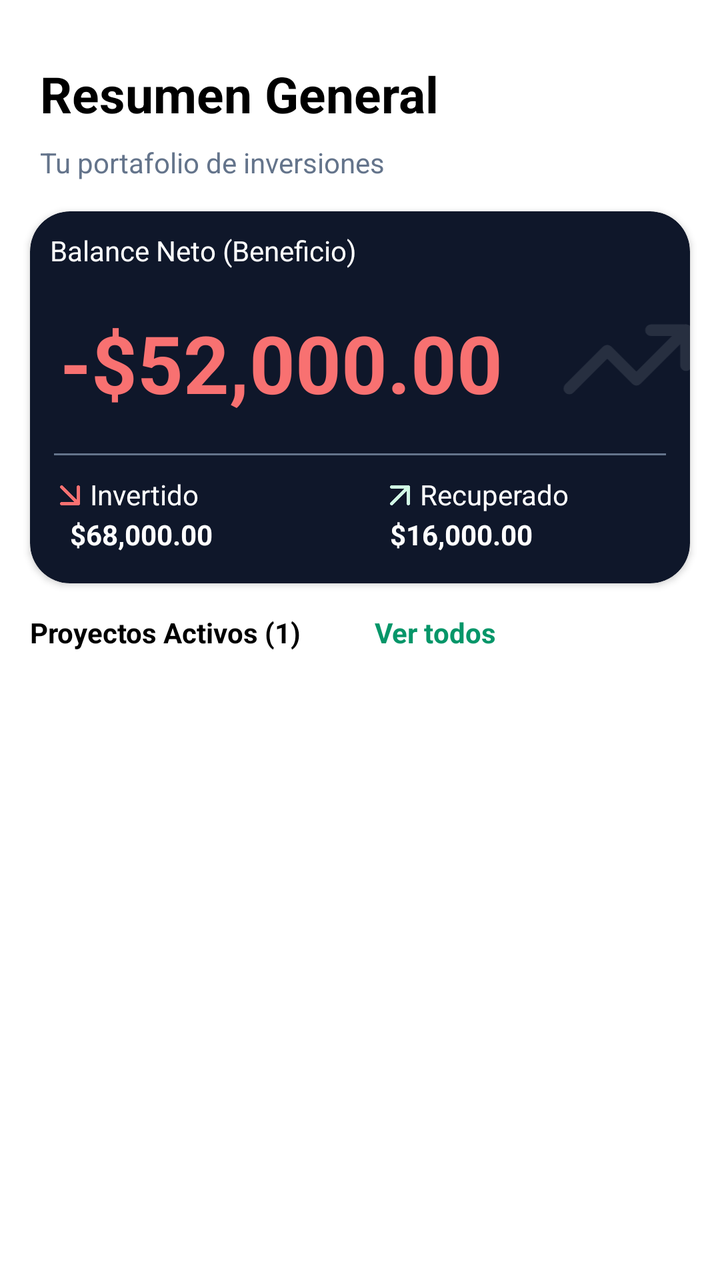
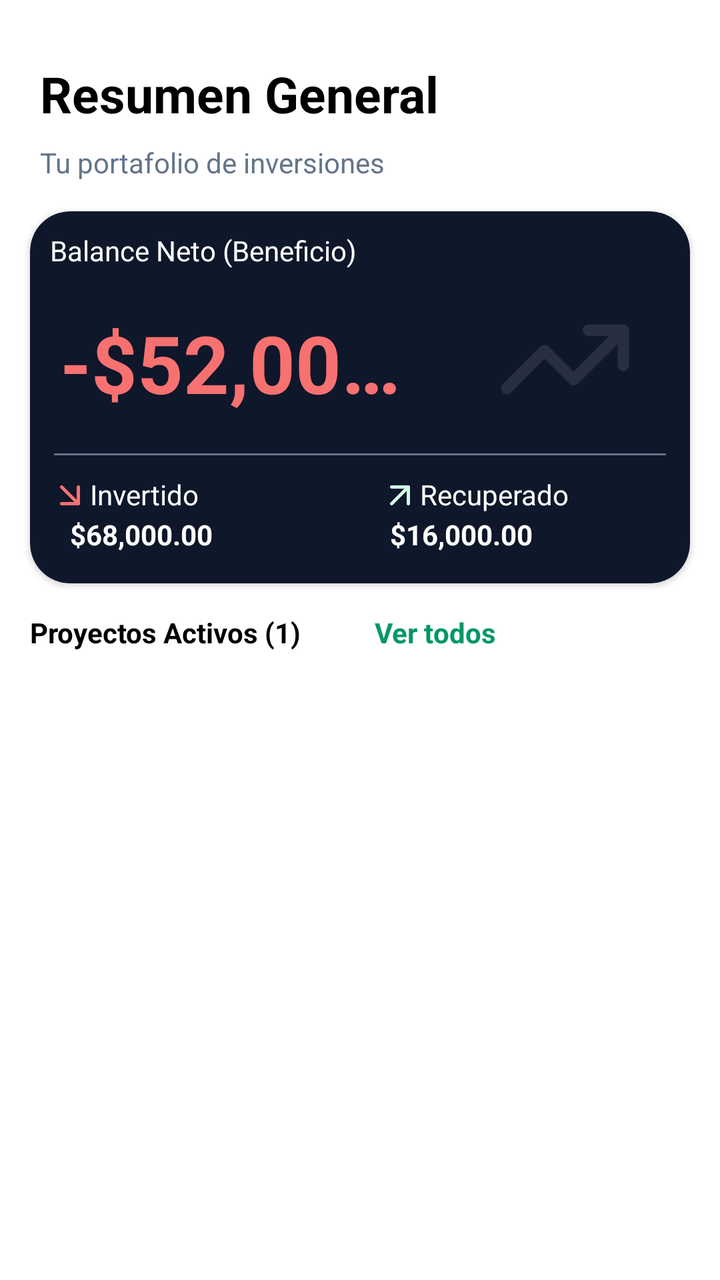

An Android layout rendered at two revisions. The XML below is the earlier revision; the diff shows what the commit changed to produce the second picture.
<!-- AndroidManifest.xml: application theme Theme.RendiCash11 -->
<!-- res/layout/fragment_dashboard.xml -->
<?xml version="1.0" encoding="utf-8"?>
<LinearLayout xmlns:android="http://schemas.android.com/apk/res/android"
    xmlns:tools="http://schemas.android.com/tools"
    android:layout_width="match_parent"
    android:layout_height="match_parent"
    xmlns:app="http://schemas.android.com/apk/res-auto"
    tools:context=".Dashboard"
    android:orientation="vertical"
    android:background="@color/white">
    <TextView
        android:layout_width="match_parent"
        android:layout_height="wrap_content"
        android:textAlignment="textEnd"
        android:text="Resumen General    "
        android:textStyle="bold"
        android:textSize="25sp"
        android:textColor="@color/black"
        android:layout_marginLeft="20dp"
        android:layout_marginTop="30dp"
        />
    <TextView
        android:layout_width="match_parent"
        android:layout_height="wrap_content"
        android:textAlignment="textEnd"
        android:text="Tu portafolio de inversiones        "
        android:textColor="@color/gray"
        android:layout_marginLeft="20dp"
        android:layout_marginTop="8dp"
        />
    

    <androidx.cardview.widget.CardView
        android:layout_width="match_parent"
        android:layout_height="wrap_content"
        android:backgroundTint="@color/fondos"
        app:cardCornerRadius="20dp"
        android:elevation="20dp"
        android:layout_margin="15dp"
        >
        <LinearLayout
            android:layout_width="match_parent"
            android:layout_height="match_parent"
            android:orientation="vertical">
            <LinearLayout
                android:layout_width="match_parent"
                android:layout_height="wrap_content"
                android:orientation="vertical">
                <TextView
                    android:layout_width="wrap_content"
                    android:layout_height="wrap_content"
                    android:text="Balance Neto (Beneficio)"
                    android:textColor="@color/white"
                    android:layout_margin="10dp"
                    />
                <LinearLayout
                    android:layout_width="match_parent"
                    android:layout_height="match_parent">
                    <TextView
                        android:layout_width="wrap_content"
                        android:layout_height="wrap_content"
                        android:text="-$52,000.00"
                        android:textColor="@color/red"
                        android:textSize="40sp"
                        android:layout_marginLeft="15sp"
                        android:textStyle="bold"
                        android:layout_marginTop="10dp"
                        android:id="@+id/dash_txtbalance"
                        />
                    <ImageView
                        android:layout_width="125dp"
                        android:layout_height="70dp"
                        android:src="@drawable/trending_up"
                        />
                </LinearLayout>
            </LinearLayout>
            <com.google.android.material.divider.MaterialDivider
                android:layout_width="match_parent"
                android:layout_height="wrap_content"
                android:layout_marginTop="12dp"
                android:layout_marginHorizontal="12dp"
                app:dividerColor="@color/gray" />
            <LinearLayout
                android:layout_width="match_parent"
                android:layout_height="wrap_content"
                android:orientation="horizontal"
                android:layout_marginTop="10dp">
                <LinearLayout
                    android:layout_width="0dp"
                    android:layout_height="wrap_content"
                    android:layout_weight="1"
                    android:orientation="horizontal"
                    android:layout_marginLeft="10dp"
                    >
                    <ImageView
                        android:layout_width="20dp"
                        android:layout_height="20dp"
                        android:src="@drawable/ic_arrowdownright"/>
                    <TextView
                        android:layout_width="wrap_content"
                        android:layout_height="wrap_content"
                        android:text="Invertido"
                        android:textColor="@color/white"
                        />
                </LinearLayout>
                <LinearLayout
                    android:layout_width="0dp"
                    android:layout_height="wrap_content"
                    android:layout_weight="1"
                    android:orientation="horizontal"
                    android:layout_marginLeft="10dp"
                    >
                    <ImageView
                        android:layout_width="20dp"
                        android:layout_height="20dp"
                        android:src="@drawable/ic_arrowupright"/>
                    <TextView
                        android:layout_width="wrap_content"
                        android:layout_height="wrap_content"
                        android:text="Recuperado"
                        android:textColor="@color/white"
                        />
                </LinearLayout>
            </LinearLayout>
            <LinearLayout
                android:layout_width="match_parent"
                android:layout_height="wrap_content"
                android:layout_marginLeft="10dp"
                android:layout_marginRight="10dp"
                android:layout_marginBottom="15dp">
                <TextView
                    android:layout_width="0dp"
                    android:layout_height="wrap_content"
                    android:layout_weight="1"
                    android:text="$68,000.00"
                    android:textColor="@color/white"
                    android:textStyle="bold"
                    android:layout_marginLeft="10dp"
                    android:id="@+id/dash_txtGastos"
                    />
                <TextView
                    android:layout_width="0dp"
                    android:layout_height="wrap_content"
                    android:layout_weight="1"
                    android:text="$16,000.00"
                    android:textColor="@color/white"
                    android:textStyle="bold"
                    android:layout_marginLeft="20dp"
                    android:id="@+id/dash_txtingresos"/>
            </LinearLayout>
        </LinearLayout>
    </androidx.cardview.widget.CardView>

    <LinearLayout
        android:layout_width="match_parent"
        android:layout_height="wrap_content">
        <LinearLayout
            android:layout_width="0dp"
            android:layout_height="wrap_content"
            android:layout_weight="1"
            android:layout_marginLeft="15dp">
            <TextView
                android:layout_width="wrap_content"
                android:layout_height="wrap_content"
                android:text="Proyectos Activos "
                android:textStyle="bold"
                android:textColor="@color/black"/>
            <TextView
                android:layout_width="wrap_content"
                android:layout_height="wrap_content"
                android:text="(1)"
                android:textColor="@color/black"
                android:textStyle="bold"
                android:id="@+id/dash_txtproyectos"/>
        </LinearLayout>
        <LinearLayout
            android:layout_width="0dp"
            android:layout_height="wrap_content"
            android:layout_weight="1">
            <TextView
                android:layout_width="match_parent"
                android:layout_height="wrap_content"
                android:text="Ver todos"
                android:textColor="@color/botones"
                android:textStyle="bold"
                android:textAlignment="textEnd"
                android:layout_marginRight="20dp"
                android:id="@+id/dash_btn_ver_todos"
                android:clickable="true"
                />
        </LinearLayout>
    </LinearLayout>
    <androidx.recyclerview.widget.RecyclerView
            android:layout_width="match_parent"
            android:layout_height="match_parent"
            android:id="@+id/dash_proyectos_activos"
            android:background="@color/white"
            android:layout_marginTop="15dp"
        />
</LinearLayout>
<!-- resources referenced by this layout -->
<resources>
  <color name="black">#FF000000</color>
  <color name="botones">#059669</color>
  <color name="fondos">#0F172A</color>
  <color name="gray">#64748B</color>
  <color name="red">#F87171</color>
  <color name="white">#FFFFFFFF</color>
  <!-- drawable ic_arrowdownright (drawable) -->
  <vector xmlns:android="http://schemas.android.com/apk/res/android"
      android:width="24dp"
      android:height="24dp"
      android:viewportWidth="24"
      android:viewportHeight="24">
    <path
        android:pathData="m7,7 l10,10"
        android:strokeLineJoin="round"
        android:strokeWidth="2"
        android:fillColor="#00000000"
        android:strokeColor="@color/red"
        android:strokeLineCap="round"/>
    <path
        android:pathData="M17,7v10H7"
        android:strokeLineJoin="round"
        android:strokeWidth="2"
        android:fillColor="#00000000"
        android:strokeColor="@color/red"
        android:strokeLineCap="round"/>
  </vector>
  <!-- drawable ic_arrowupright (drawable) -->
  <vector xmlns:android="http://schemas.android.com/apk/res/android"
      android:width="24dp"
      android:height="24dp"
      android:viewportWidth="24"
      android:viewportHeight="24">
    <path
        android:pathData="M7,7h10v10"
        android:strokeLineJoin="round"
        android:strokeWidth="2"
        android:fillColor="#00000000"
        android:strokeColor="@color/green"
        android:strokeLineCap="round"/>
    <path
        android:pathData="M7,17 L17,7"
        android:strokeLineJoin="round"
        android:strokeWidth="2"
        android:fillColor="#00000000"
        android:strokeColor="@color/green"
        android:strokeLineCap="round"/>
  </vector>
  <!-- drawable trending_up (drawable) -->
  <vector xmlns:android="http://schemas.android.com/apk/res/android"
      android:width="24dp"
      android:height="24dp"
      android:viewportWidth="24"
      android:viewportHeight="24">
    <path
        android:pathData="M16,7h6v6"
        android:strokeLineJoin="round"
        android:strokeWidth="2"
        android:fillColor="#00000000"
        android:strokeColor="@color/trending"
        android:strokeLineCap="round"/>
    <path
        android:pathData="m22,7 l-8.5,8.5 -5,-5L2,17"
        android:strokeLineJoin="round"
        android:strokeWidth="2"
        android:fillColor="#00000000"
        android:strokeColor="@color/trending"
        android:strokeLineCap="round"/>
  </vector>
  <style name="Theme.RendiCash11" parent="Base.Theme.RendiCash11" />
  <color name="green">#D1FAE5</color>
  <color name="trending">#272F40</color>
  <style name="Base.Theme.RendiCash11" parent="Theme.Material3.DayNight.NoActionBar">
          
          
      </style>
</resources>

<!-- the commit's change to res/layout/fragment_dashboard.xml (unified diff, before → after) -->
@@ -56,8 +56,9 @@
                     android:layout_width="match_parent"
                     android:layout_height="match_parent">
                     <TextView
-                        android:layout_width="wrap_content"
+                        android:layout_width="0dp"
                         android:layout_height="wrap_content"
+                        android:layout_weight="3"
                         android:text="-$52,000.00"
                         android:textColor="@color/red"
                         android:textSize="40sp"
@@ -65,6 +66,8 @@
                         android:textStyle="bold"
                         android:layout_marginTop="10dp"
                         android:id="@+id/dash_txtbalance"
+                        android:maxLines="1"
+                        android:ellipsize="end"
                         />
                     <ImageView
                         android:layout_width="125dp"
@@ -136,6 +139,8 @@
                     android:textStyle="bold"
                     android:layout_marginLeft="10dp"
                     android:id="@+id/dash_txtGastos"
+                    android:maxLines="1"
+                    android:ellipsize="end"
                     />
                 <TextView
                     android:layout_width="0dp"
@@ -145,7 +150,10 @@
                     android:textColor="@color/white"
                     android:textStyle="bold"
                     android:layout_marginLeft="20dp"
-                    android:id="@+id/dash_txtingresos"/>
+                    android:id="@+id/dash_txtingresos"
+                    android:maxLines="1"
+                    android:ellipsize="end"
+                    />
             </LinearLayout>
         </LinearLayout>
     </androidx.cardview.widget.CardView>
